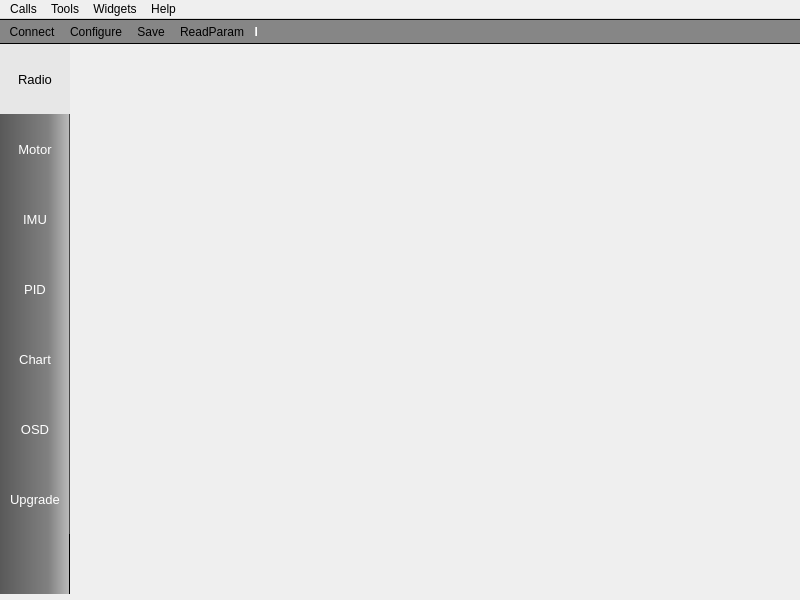
First picture: the form in src/mainwindow.ui, repository nlbtuyen/ConfigurationGCS, before the edit.
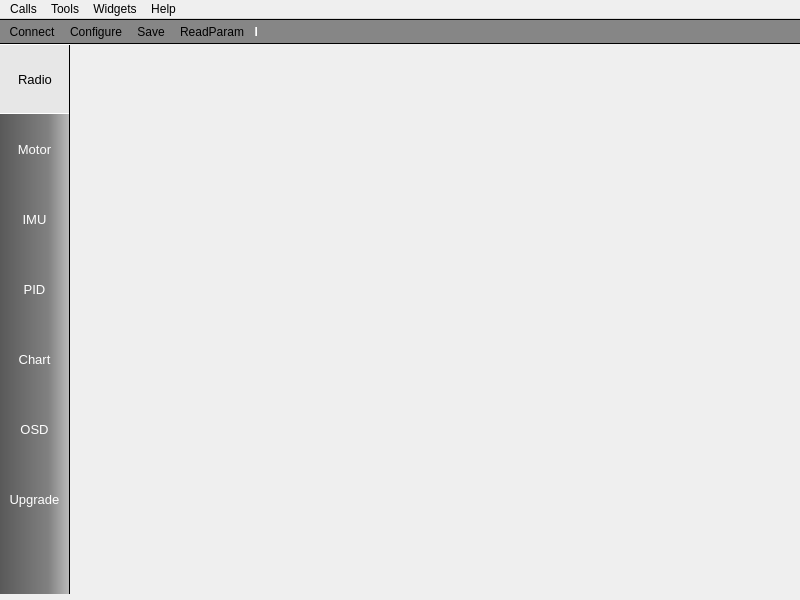
Second picture: the form after the edit. Icons and pictures are not drawn.

```diff
--- a/src/mainwindow.ui
+++ b/src/mainwindow.ui
@@ -177,17 +177,18 @@
        <string notr="true">QToolButton { 
 	background-color: #E7E7E7;
 	color: #000000;
-	border-top: 1px solid;
-	border-bottom: 1px solid;
-	border:0px;
+	border-top: 1px solid white;
+	border-right: 1px solid;
+	border-bottom: 1px solid white;
 }
 
 QToolButton:hover{
 	background-color: qlineargradient(spread:pad, x1:0, y1:1, x2:0, y2:0, stop:0.0113636 rgba(172, 172, 172, 255), stop:0.539773 rgba(255, 255, 255, 255), stop:0.977273 rgba(172, 172, 172, 255));
 	color: #000000;
-	border:0px;
-}
-</string>
+	border-top: 1px solid white;
+	border-right: 1px solid;
+	border-bottom: 1px solid white;
+}</string>
       </property>
       <property name="text">
        <string>Radio</string>
@@ -198,8 +199,8 @@
       </property>
       <property name="iconSize">
        <size>
-        <width>32</width>
-        <height>32</height>
+        <width>48</width>
+        <height>48</height>
        </size>
       </property>
       <property name="popupMode">
@@ -208,6 +209,12 @@
       <property name="toolButtonStyle">
        <enum>Qt::ToolButtonTextUnderIcon</enum>
       </property>
+      <property name="autoRaise">
+       <bool>false</bool>
+      </property>
+      <property name="arrowType">
+       <enum>Qt::NoArrow</enum>
+      </property>
      </widget>
      <widget class="QToolButton" name="btn_MOTOR">
       <property name="geometry">
@@ -228,6 +235,7 @@
        <string notr="true">QToolButton { 
 	color: #FFFFFF;
 	border: 0px;
+	border-right: 1px solid;
 }
 
 QToolButton:hover{
@@ -236,6 +244,7 @@
 	border-top: 1px solid;
 	border-bottom: 1px solid;
 }
+
 </string>
       </property>
       <property name="text">
@@ -261,6 +270,7 @@
        <string notr="true">QToolButton { 
 	color: #FFFFFF;
 	border: 0px;
+	border-right: 1px solid;
 }
 
 QToolButton:hover{
@@ -269,6 +279,7 @@
 	border-top: 1px solid;
 	border-bottom: 1px solid;
 }
+
 </string>
       </property>
       <property name="text">
@@ -307,6 +318,7 @@
        <string notr="true">QToolButton { 
 	color: #FFFFFF;
 	border: 0px;
+	border-right: 1px solid;
 }
 
 QToolButton:hover{
@@ -353,6 +365,7 @@
        <string notr="true">QToolButton { 
 	color: #FFFFFF;
 	border: 0px;
+	border-right: 1px solid;
 }
 
 QToolButton:hover{
@@ -399,6 +412,7 @@
        <string notr="true">QToolButton { 
 	color: #FFFFFF;
 	border: 0px;
+	border-right: 1px solid;
 }
 
 QToolButton:hover{
@@ -408,6 +422,7 @@
 	border-top: 1px solid;
 	border-bottom: 1px solid;
 }
+
 </string>
       </property>
       <property name="text">
@@ -446,6 +461,7 @@
        <string notr="true">QToolButton { 
 	color: #FFFFFF;
 	border: 0px;
+	border-right: 1px solid;
 }
 
 QToolButton:hover{
```
Left out of the diff: 35 changed lines with no effect on the pictures.
